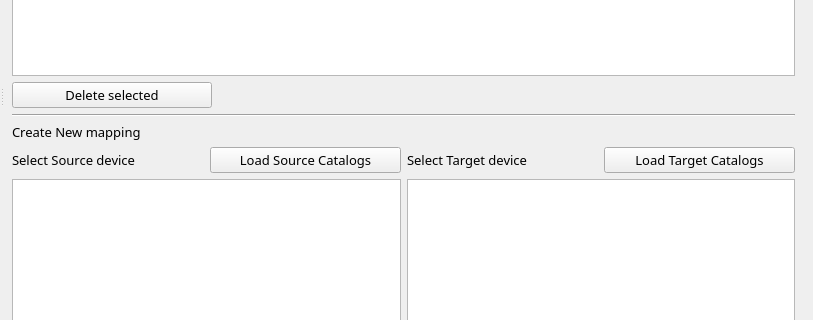
This is src/mainwindow.ui in StephaneCouturier/Katalog as Qt 5 draws it before an edit; both pictures show x 267 to 1080 and y 264 to 584 of the 1080 by 720 pixel window. The edited form follows.
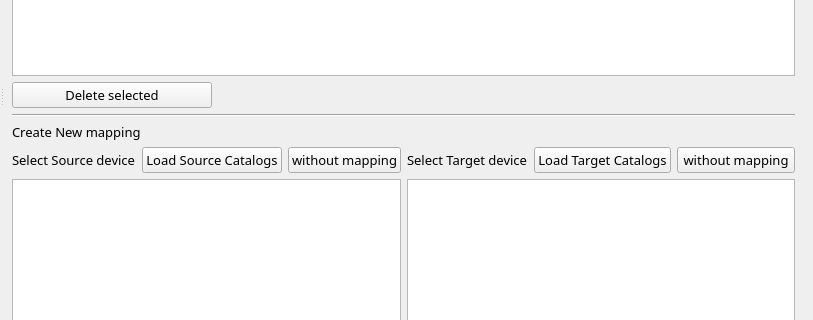
This is the edited form. The open tabs and pages were chosen to show the change. Icons and pictures are not drawn. Custom widgets are drawn as their Qt base class.

```diff
--- a/src/mainwindow.ui
+++ b/src/mainwindow.ui
@@ -7410,6 +7410,22 @@
                   </property>
                  </widget>
                 </item>
+                <item>
+                 <widget class="QPushButton" name="BackUp_pushButton_ReloadSourceListWithoutMapping">
+                  <property name="maximumSize">
+                   <size>
+                    <width>250</width>
+                    <height>16777215</height>
+                   </size>
+                  </property>
+                  <property name="text">
+                   <string>without mapping</string>
+                  </property>
+                  <property name="icon">
+                   <iconset theme="view-refresh"/>
+                  </property>
+                 </widget>
+                </item>
                </layout>
               </item>
               <item row="1" column="1">
@@ -7437,6 +7453,22 @@
                   </property>
                  </widget>
                 </item>
+                <item>
+                 <widget class="QPushButton" name="BackUp_pushButton_ReloadTargetListWithoutMapping">
+                  <property name="maximumSize">
+                   <size>
+                    <width>250</width>
+                    <height>16777215</height>
+                   </size>
+                  </property>
+                  <property name="text">
+                   <string>without mapping</string>
+                  </property>
+                  <property name="icon">
+                   <iconset theme="view-refresh"/>
+                  </property>
+                 </widget>
+                </item>
                </layout>
               </item>
              </layout>
```
